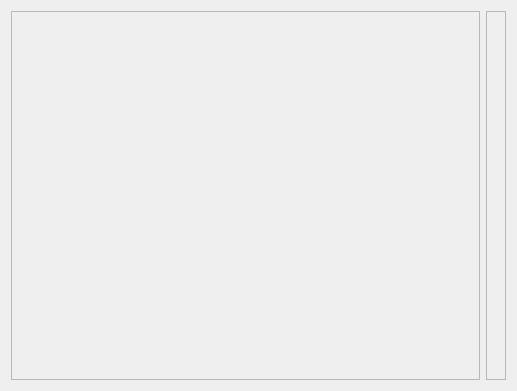
Above: Tools/ToolTestConceptMap/qttestconceptmapwidgetdialog.ui from richelbilderbeek/ProjectRichelBilderbeek before the change. Below: the same form after it.
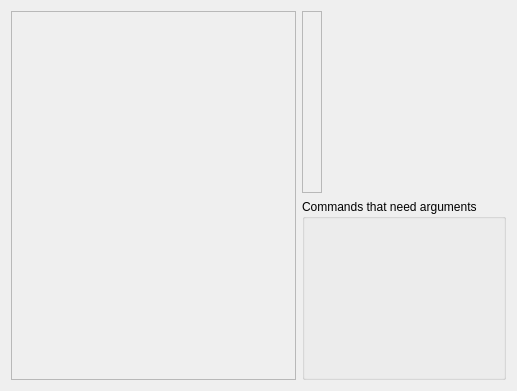
That is the form after the change.

Patch:
```diff
--- a/Tools/ToolTestConceptMap/qttestconceptmapwidgetdialog.ui
+++ b/Tools/ToolTestConceptMap/qttestconceptmapwidgetdialog.ui
@@ -14,7 +14,7 @@
    <string>Test concept map widget</string>
   </property>
   <layout class="QGridLayout" name="gridLayout">
-   <item row="2" column="1" rowspan="2">
+   <item row="0" column="1">
     <widget class="QFrame" name="frame_buttons">
      <property name="sizePolicy">
       <sizepolicy hsizetype="Maximum" vsizetype="Preferred">
@@ -31,7 +31,14 @@
      <layout class="QVBoxLayout" name="verticalLayout"/>
     </widget>
    </item>
-   <item row="2" column="0" rowspan="2">
+   <item row="1" column="1">
+    <widget class="QGroupBox" name="groupBox">
+     <property name="title">
+      <string>Commands that need arguments</string>
+     </property>
+    </widget>
+   </item>
+   <item row="0" column="0" rowspan="2">
     <widget class="QFrame" name="frame_edit">
      <property name="frameShape">
       <enum>QFrame::StyledPanel</enum>
```
